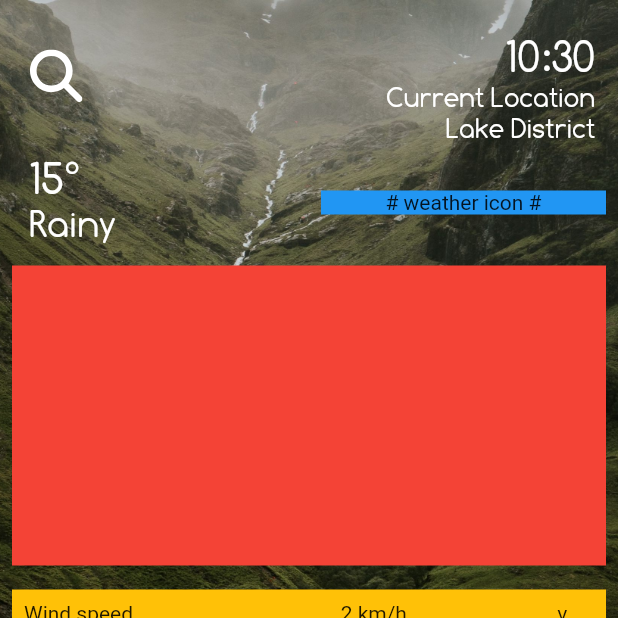
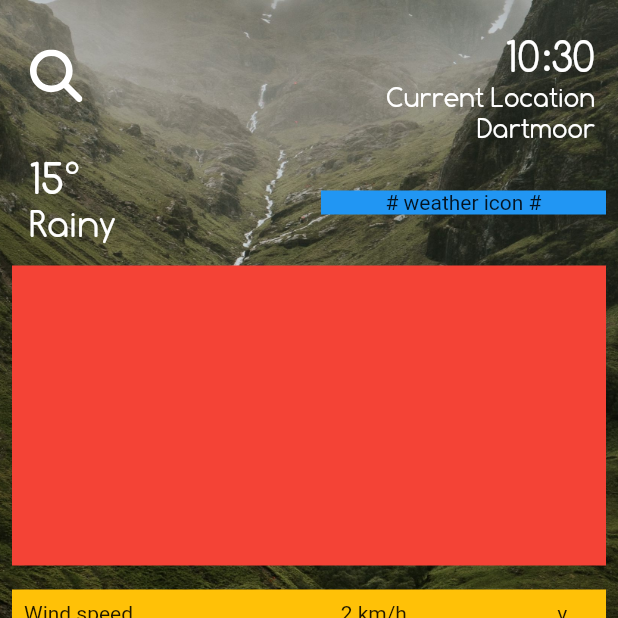
Before and after one commit to Avanta8/WeHike, a Flutter app: the screen it shows after launch, on a phone screen of 412 x 824 dp, the top half of it. Run offline on Flutter 3.47's test engine with Material 2 defaults, Android fonts, the phone set to English and light mode, and no system bars; our stand-ins replace flutter_svg.

Commit message:
Changed sample location to check if I can still merge

```diff
--- a/we_hike/lib/homelayout/main.dart
+++ b/we_hike/lib/homelayout/main.dart
@@ -73,7 +73,7 @@ class Layout extends StatelessWidget {
                                   const Align(
                                     alignment: Alignment.centerRight,
                                     child: WhiteText(text:
-                                      "Lake District",
+                                      "Dartmoor",
                                     )
                                     ),
                                 ],
```
